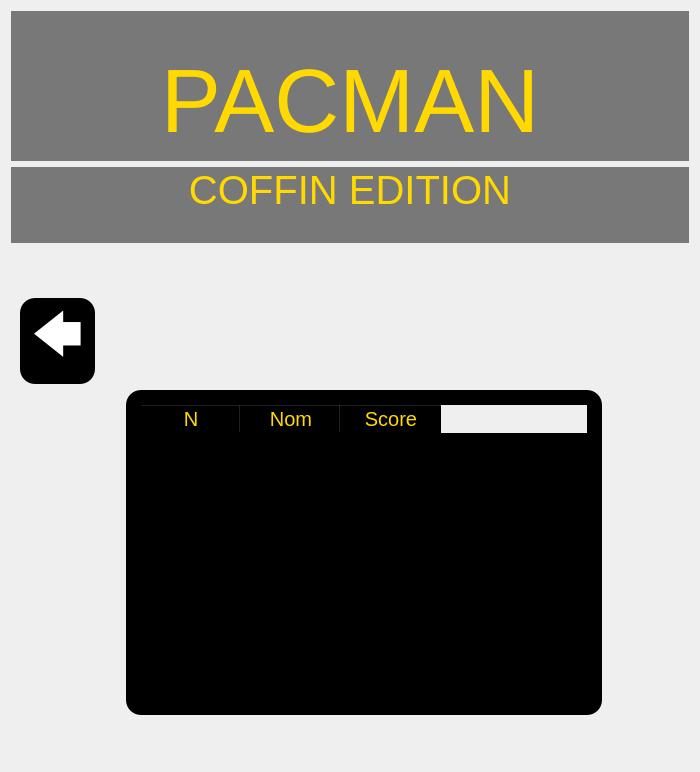
This is menu.ui in jolignier/pacman as Qt 5 draws it before an edit. The edited form follows.
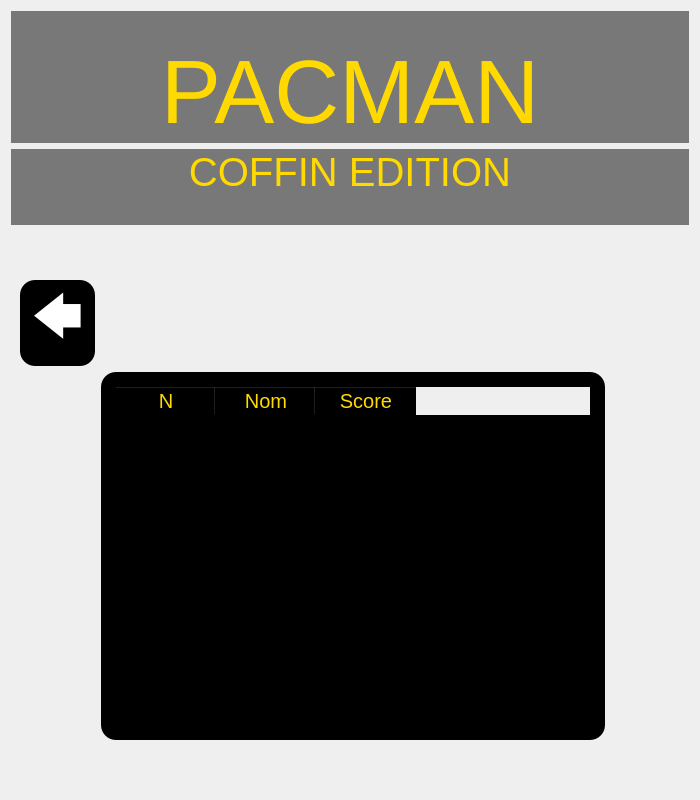
This is the edited form. Icons and pictures are not drawn.

```diff
--- a/menu.ui
+++ b/menu.ui
@@ -2,18 +2,27 @@
 <ui version="4.0">
  <class>Menu</class>
  <widget class="QWidget" name="Menu">
+  <property name="enabled">
+   <bool>true</bool>
+  </property>
   <property name="geometry">
    <rect>
     <x>0</x>
     <y>0</y>
     <width>700</width>
-    <height>772</height>
+    <height>800</height>
    </rect>
   </property>
+  <property name="sizePolicy">
+   <sizepolicy hsizetype="Preferred" vsizetype="Preferred">
+    <horstretch>0</horstretch>
+    <verstretch>0</verstretch>
+   </sizepolicy>
+  </property>
   <property name="minimumSize">
    <size>
-    <width>700</width>
-    <height>700</height>
+    <width>600</width>
+    <height>800</height>
    </size>
   </property>
   <property name="windowTitle">
@@ -81,7 +90,7 @@
    <item>
     <widget class="QLabel" name="title">
      <property name="sizePolicy">
-      <sizepolicy hsizetype="Preferred" vsizetype="Fixed">
+      <sizepolicy hsizetype="Preferred" vsizetype="Preferred">
        <horstretch>0</horstretch>
        <verstretch>0</verstretch>
       </sizepolicy>
@@ -89,7 +98,7 @@
      <property name="minimumSize">
       <size>
        <width>0</width>
-       <height>150</height>
+       <height>0</height>
       </size>
      </property>
      <property name="text">
@@ -130,7 +139,7 @@
     <widget class="QStackedWidget" name="stackedWidget">
      <property name="minimumSize">
       <size>
-       <width>700</width>
+       <width>600</width>
        <height>475</height>
       </size>
      </property>
@@ -525,7 +534,7 @@
          </property>
          <property name="sizeHint" stdset="0">
           <size>
-           <width>100</width>
+           <width>75</width>
            <height>20</height>
           </size>
          </property>
@@ -538,7 +547,7 @@
          </property>
          <property name="sizeHint" stdset="0">
           <size>
-           <width>100</width>
+           <width>75</width>
            <height>20</height>
           </size>
          </property>
```
Left out of the diff: 20 changed lines with no effect on the pictures.
